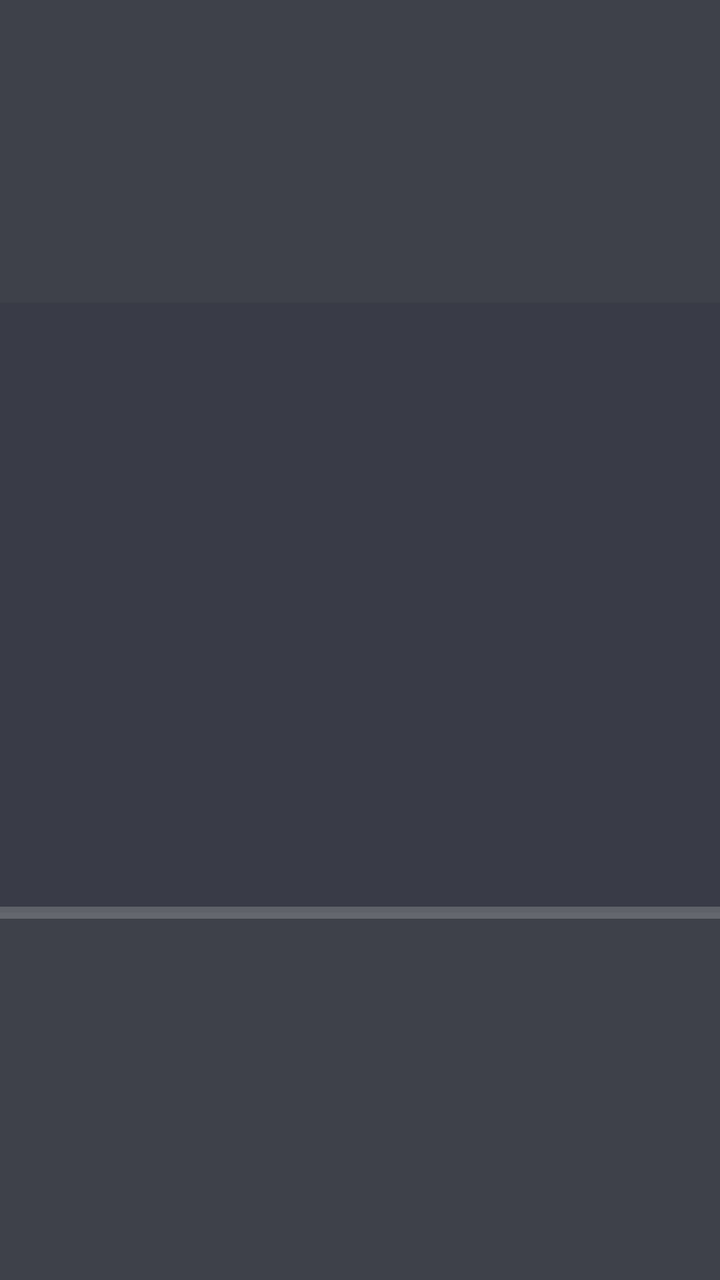
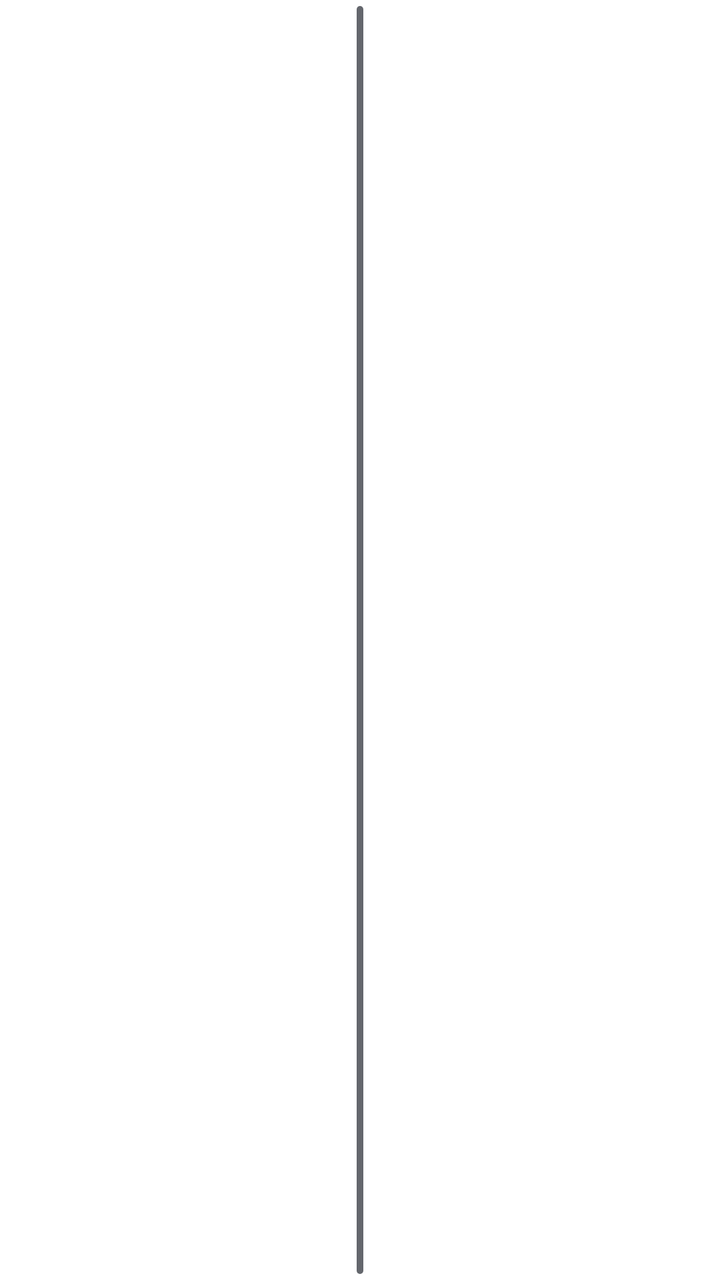

The first picture is an Android layout as it rendered before a commit; the second is the same layout after the commit. The layout source and the unified diff follow.
<!-- AndroidManifest.xml: application theme AppTheme.NoActionBar -->
<!-- res/layout/dialog_live_password.xml -->
<?xml version="1.0" encoding="utf-8"?>
<FrameLayout xmlns:android="http://schemas.android.com/apk/res/android"
    xmlns:tools="http://schemas.android.com/tools"
    android:layout_width="match_parent"
    android:layout_height="match_parent">

    <LinearLayout
        android:layout_width="@dimen/vs_400"
        android:layout_height="@dimen/vs_150"
        android:layout_gravity="center"
        android:background="@drawable/shape_danmu_setting_bg"
        android:orientation="horizontal"
        android:padding="@dimen/vs_30">

        <EditText
            android:id="@+id/input"
            android:layout_width="match_parent"
            android:layout_height="wrap_content"
            android:layout_gravity="center"
            android:layout_weight="1"
            android:background="@drawable/input_dialog_api_input"
            android:hint="请输入密码"
            android:inputType="textPassword"
            android:maxLines="1"
            android:paddingLeft="2mm"
            android:paddingTop="@dimen/vs_10"
            android:paddingRight="@dimen/vs_2"
            android:paddingBottom="@dimen/vs_10"
            android:textColor="@color/dialog_text_primary"
            android:textColorHint="@color/dialog_text_hint"
            android:textSize="@dimen/ts_26" />

        <TextView
            android:id="@+id/inputSubmit"
            android:layout_width="wrap_content"
            android:layout_height="wrap_content"
            android:layout_gravity="center"
            android:layout_marginLeft="@dimen/vs_5"
            android:background="@drawable/button_danmu_setting"
            android:focusable="true"
            android:gravity="center"
            android:padding="@dimen/vs_10"
            android:text="确定"
            android:textColor="@color/dialog_text_primary"
            android:textSize="@dimen/ts_22" />

    </LinearLayout>
</FrameLayout>
<!-- resources referenced by this layout -->
<resources>
  <color name="dialog_text_hint">#80FFFFFF</color>
  <color name="dialog_text_primary">#FFFFFFFF</color>
  <dimen name="ts_22">22mm</dimen>
  <dimen name="ts_26">26mm</dimen>
  <dimen name="vs_10">10mm</dimen>
  <dimen name="vs_150">150mm</dimen>
  <dimen name="vs_2">2mm</dimen>
  <dimen name="vs_30">30mm</dimen>
  <dimen name="vs_400">400mm</dimen>
  <dimen name="vs_5">5mm</dimen>
  <!-- drawable button_danmu_setting (drawable) -->
  <?xml version="1.0" encoding="utf-8"?>
  <selector xmlns:android="http://schemas.android.com/apk/res/android">
      <item android:state_focused="true">
          <shape>
              <corners android:radius="@dimen/vs_6" />
              <solid android:color="@color/dialog_control_bg_focused" />
              <stroke
                  android:width="@dimen/vs_1"
                  android:color="@color/dialog_control_stroke_focused" />
          </shape>
      </item>
      <item>
          <shape>
              <corners android:radius="@dimen/vs_6" />
              <solid android:color="@color/dialog_control_bg" />
              <stroke
                  android:width="@dimen/vs_1"
                  android:color="@color/dialog_control_stroke" />
          </shape>
      </item>
  </selector>
  <!-- drawable shape_danmu_setting_bg (drawable) -->
  <?xml version="1.0" encoding="utf-8"?>
  <shape xmlns:android="http://schemas.android.com/apk/res/android">
      <corners android:radius="@dimen/vs_10" />
      <solid android:color="@color/dialog_panel_bg" />
      <stroke
          android:width="@dimen/vs_1"
          android:color="@color/dialog_panel_stroke" />
  </shape>
  <style name="AppTheme.NoActionBar" parent="AppTheme">
          <item name="android:windowActionBar">false</item>
          <item name="android:windowNoTitle">true</item>
          <item name="windowActionBar">false</item>
          <item name="android:windowFullscreen">true</item>//全屏即无通知栏
          <item name="android:windowContentOverlay">@null</item>//是否有遮盖
          <item name="windowNoTitle">true</item>
          <item name="android:keepScreenOn">true</item>
          
          <item name="android:windowBackground">@android:color/transparent</item>
      </style>
  <dimen name="vs_6">6mm</dimen>
  <color name="dialog_control_bg_focused">#CC1890FF</color>
  <dimen name="vs_1">1mm</dimen>
  <color name="dialog_control_stroke_focused">#CC02F8E1</color>
  <color name="dialog_control_bg">#80353744</color>
  <color name="dialog_control_stroke">#22FFFFFF</color>
  <dimen name="vs_20_">-20mm</dimen>
  <color name="dialog_panel_stroke">#33FFFFFF</color>
  <color name="dialog_input_bg">#66353744</color>
  <color name="dialog_panel_bg">#D91D202A</color>
  <style name="AppTheme" parent="Theme.AppCompat.Light.DarkActionBar">
          
          <item name="colorPrimary">@color/color_6200EE</item>
          <item name="colorPrimaryDark">@color/color_3700B3</item>
          <item name="colorAccent">@color/color_03DAC5</item>
      </style>
  <color name="color_6200EE">#6200EE</color>
  <color name="color_3700B3">#3700B3</color>
  <color name="color_03DAC5">#03DAC5</color>
  <!-- unchanged entries left out for length: 1 -->
</resources>

<!-- the commit's change to res/layout/dialog_live_password.xml (unified diff, before → after) -->
@@ -5,9 +5,11 @@
     android:layout_height="match_parent">
 
     <LinearLayout
-        android:layout_width="@dimen/vs_400"
-        android:layout_height="@dimen/vs_150"
+        android:layout_width="match_parent"
+        android:layout_height="wrap_content"
         android:layout_gravity="center"
+        android:layout_marginLeft="@dimen/vs_30"
+        android:layout_marginRight="@dimen/vs_30"
         android:background="@drawable/shape_danmu_setting_bg"
         android:orientation="horizontal"
         android:padding="@dimen/vs_30">
@@ -22,7 +24,8 @@
             android:hint="请输入密码"
             android:inputType="textPassword"
             android:maxLines="1"
-            android:paddingLeft="2mm"
+            android:minHeight="@dimen/vs_50"
+            android:paddingLeft="@dimen/vs_2"
             android:paddingTop="@dimen/vs_10"
             android:paddingRight="@dimen/vs_2"
             android:paddingBottom="@dimen/vs_10"
@@ -33,13 +36,14 @@
         <TextView
             android:id="@+id/inputSubmit"
             android:layout_width="wrap_content"
-            android:layout_height="wrap_content"
+            android:layout_height="@dimen/vs_50"
             android:layout_gravity="center"
             android:layout_marginLeft="@dimen/vs_5"
             android:background="@drawable/button_danmu_setting"
             android:focusable="true"
             android:gravity="center"
-            android:padding="@dimen/vs_10"
+            android:paddingLeft="@dimen/vs_10"
+            android:paddingRight="@dimen/vs_10"
             android:text="确定"
             android:textColor="@color/dialog_text_primary"
             android:textSize="@dimen/ts_22" />
<!-- resource entries referenced after the edit -->
@@ -5,11 +5,10 @@
   <dimen name="ts_22">22mm</dimen>
   <dimen name="ts_26">26mm</dimen>
   <dimen name="vs_10">10mm</dimen>
-  <dimen name="vs_150">150mm</dimen>
   <dimen name="vs_2">2mm</dimen>
   <dimen name="vs_30">30mm</dimen>
-  <dimen name="vs_400">400mm</dimen>
   <dimen name="vs_5">5mm</dimen>
+  <dimen name="vs_50">50mm</dimen>
   <!-- drawable button_danmu_setting (drawable) -->
   <?xml version="1.0" encoding="utf-8"?>
   <selector xmlns:android="http://schemas.android.com/apk/res/android">
